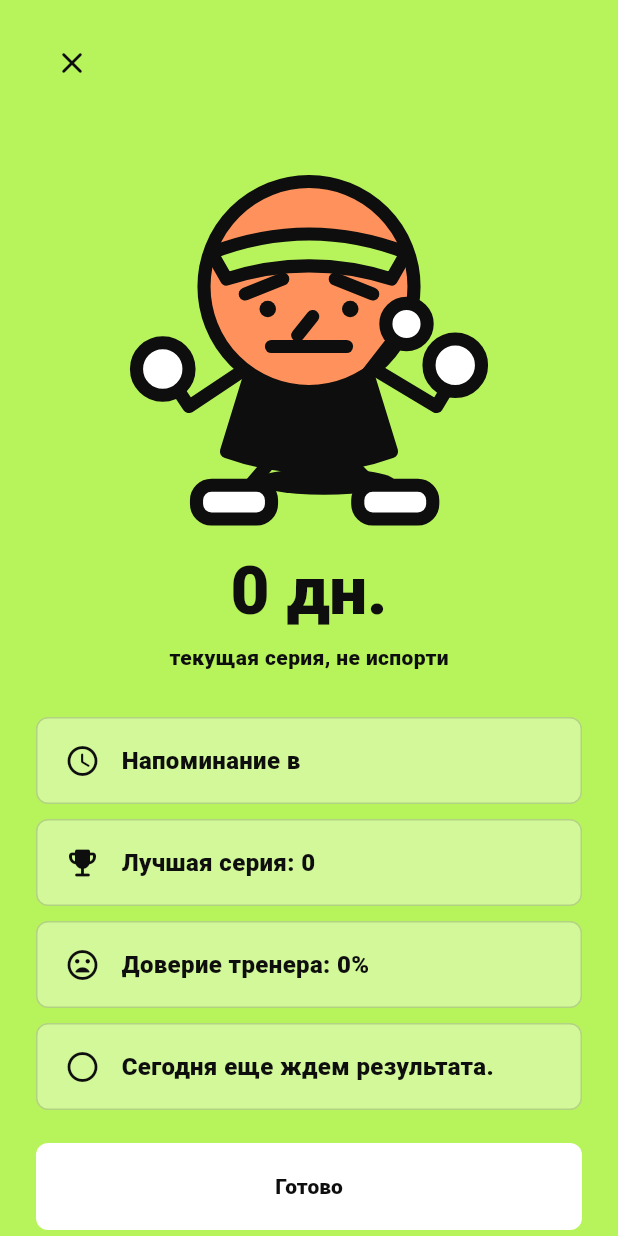
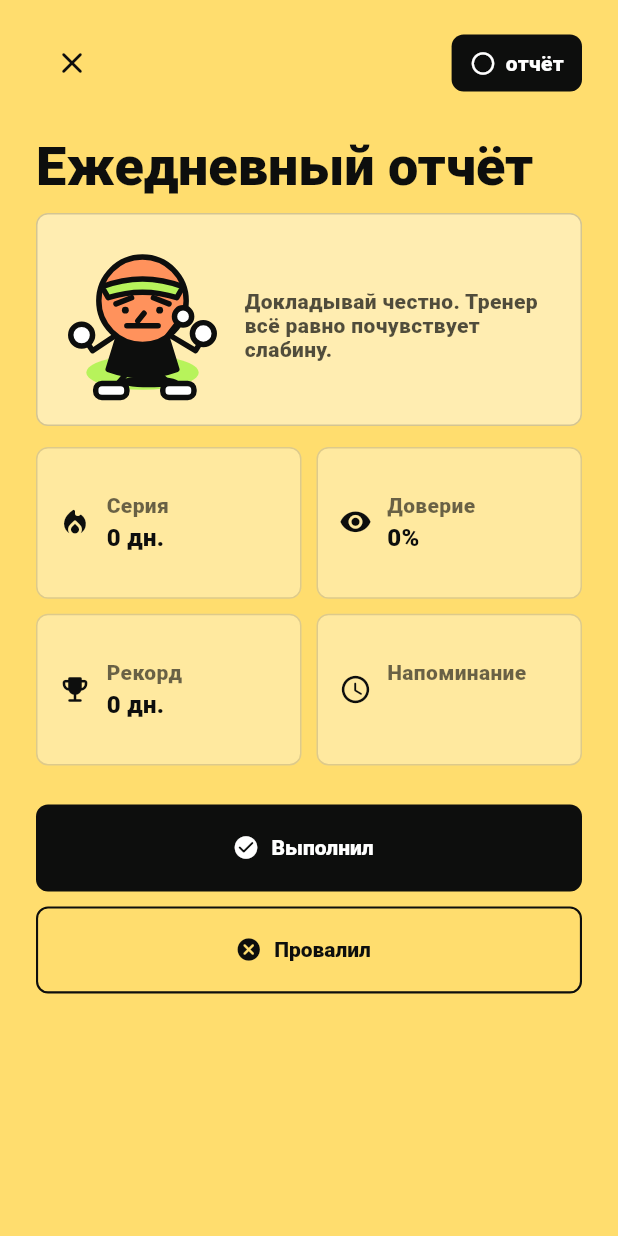
Before and after one commit to Kurdukov/AngryCoach, a Flutter app: the FocusScreen screen opened directly with empty values, on a phone screen of 412 x 824 dp. Run offline on Flutter 3.47's test engine with Material 3 defaults, Android fonts, the phone set to English and light mode, and no system bars; our stand-ins replace flutter_local_notifications, shared_preferences, timezone; accounts and stored records are empty.

Commit message:
Redesign daily check-in screen

```diff
--- a/lib/screens/focus_screen.dart
+++ b/lib/screens/focus_screen.dart
@@ -25,15 +25,18 @@ class FocusScreen extends StatelessWidget {
   @override
   Widget build(BuildContext context) {
     final locked = dailyResult.isDoneToday;
+    final statusColor = switch (dailyResult.status) {
+      DailyStatus.success => AppColors.lime,
+      DailyStatus.fail => AppColors.pink,
+      DailyStatus.pending => AppColors.yellow,
+    };
 
     return Scaffold(
-      backgroundColor: AppColors.lime,
+      backgroundColor: statusColor,
       body: SafeArea(
         child: LayoutBuilder(
           builder: (context, constraints) {
             final compact = constraints.maxHeight < 760;
-            final avatarSize = compact ? 190.0 : 250.0;
-            final sectionGap = compact ? 18.0 : 30.0;
 
             return SingleChildScrollView(
               padding: const EdgeInsets.fromLTRB(24, 18, 24, 24),
@@ -42,6 +45,7 @@ class FocusScreen extends StatelessWidget {
                   minHeight: constraints.maxHeight - 42,
                 ),
                 child: Column(
+                  crossAxisAlignment: CrossAxisAlignment.start,
                   children: [
                     Row(
                       children: [
@@ -50,99 +54,77 @@ class FocusScreen extends StatelessWidget {
                           icon: const Icon(Icons.close_rounded),
                           color: AppColors.ink,
                         ),
-                        Expanded(
-                          child: Text(
-                            habit.name,
-                            textAlign: TextAlign.center,
-                            maxLines: 1,
-                            overflow: TextOverflow.ellipsis,
-                            style: Theme.of(context).textTheme.titleLarge
-                                ?.copyWith(
+                        const Spacer(),
+                        _StatusBadge(status: dailyResult.status),
+                      ],
+                    ),
+                    SizedBox(height: compact ? 18 : 28),
+                    Text(
+                      locked ? _lockedTitle() : 'Ежедневный отчёт',
+                      style: Theme.of(context).textTheme.displaySmall?.copyWith(
                         color: AppColors.ink,
                         fontWeight: FontWeight.w900,
+                        height: 0.95,
                       ),
                     ),
-                        ),
-                        const SizedBox(width: 48),
-                      ],
-                    ),
-                    SizedBox(height: sectionGap),
-                    AngryAvatar(size: avatarSize),
-                    SizedBox(height: compact ? 16 : 22),
-                    Text(
-                      '${stats.currentStreak} дн.',
-                      style: Theme.of(context).textTheme.displayMedium
-                          ?.copyWith(
-                            color: AppColors.ink,
-                            fontWeight: FontWeight.w900,
-                          ),
-                    ),
-                    const SizedBox(height: 8),
-                    const Text(
-                      'текущая серия, не испорти',
-                      style: TextStyle(
-                        color: AppColors.ink,
-                        fontWeight: FontWeight.w800,
-                      ),
-                    ),
-                    SizedBox(height: sectionGap),
-                    _Tip(
-                      icon: Icons.schedule_rounded,
-                      text: 'Напоминание в ${habit.notificationTime}',
+                    const SizedBox(height: 14),
+                    _CoachPanel(
+                      habitName: habit.name,
+                      message: _coachText(),
                       compact: compact,
                     ),
-                    const SizedBox(height: 10),
-                    _Tip(
-                      icon: Icons.emoji_events_rounded,
-                      text: 'Лучшая серия: ${stats.bestStreak}',
-                      compact: compact,
+                    const SizedBox(height: 14),
+                    _ContextGrid(
+                      reminderTime: habit.notificationTime,
+                      currentStreak: stats.currentStreak,
+                      trustLevel: stats.trustLevel,
+                      bestStreak: stats.bestStreak,
                     ),
-                    const SizedBox(height: 10),
-                    _Tip(
-                      icon: Icons.mood_bad_rounded,
-                      text: 'Доверие тренера: ${stats.trustLevel}%',
-                      compact: compact,
+                    SizedBox(height: compact ? 18 : 26),
+                    if (locked)
+                      FilledButton.icon(
+                        onPressed: () => Navigator.of(context).pop(),
+                        icon: const Icon(Icons.check_rounded),
+                        label: const Text('Понятно'),
+                        style: FilledButton.styleFrom(
+                          backgroundColor: AppColors.ink,
+                          foregroundColor: Colors.white,
                         ),
-                    const SizedBox(height: 10),
-                    _Tip(
-                      icon: _statusIcon(),
-                      text: _statusText(),
-                      compact: compact,
-                    ),
-                    SizedBox(height: compact ? 18 : 22),
-                    FilledButton(
-                      onPressed: locked
-                          ? null
-                          : () async {
+                      )
+                    else ...[
+                      FilledButton.icon(
+                        onPressed: () async {
                           await onComplete();
                           if (context.mounted) {
                             Navigator.of(context).pop();
                           }
                         },
+                        icon: const Icon(Icons.check_circle_rounded),
+                        label: const Text('Выполнил'),
                         style: FilledButton.styleFrom(
-                        backgroundColor: Colors.white,
-                        foregroundColor: AppColors.ink,
+                          backgroundColor: AppColors.ink,
+                          foregroundColor: Colors.white,
                         ),
-                      child: const Text('Готово'),
                       ),
                       const SizedBox(height: 10),
-                    TextButton(
-                      onPressed: locked
-                          ? null
-                          : () async {
+                      OutlinedButton.icon(
+                        onPressed: () async {
                           await onFail();
                           if (context.mounted) {
                             Navigator.of(context).pop();
                           }
                         },
-                      child: const Text(
-                        'Я провалился, тренер',
-                        style: TextStyle(
+                        icon: const Icon(Icons.cancel_rounded),
+                        label: const Text('Провалил'),
+                        style: OutlinedButton.styleFrom(
+                          foregroundColor: AppColors.ink,
+                          side: const BorderSide(
                             color: AppColors.ink,
-                          fontWeight: FontWeight.w900,
+                            width: 1.4,
                           ),
                         ),
                       ),
+                    ],
                   ],
                 ),
               ),
@@ -153,54 +135,123 @@ class FocusScreen extends StatelessWidget {
     );
   }
 
+  String _lockedTitle() {
+    return switch (dailyResult.status) {
+      DailyStatus.success => 'Зачёт принят',
+      DailyStatus.fail => 'Провал записан',
+      DailyStatus.pending => 'Ежедневный отчёт',
+    };
+  }
+
+  String _coachText() {
+    return switch (dailyResult.status) {
+      DailyStatus.success =>
+        'Сегодня выполнено. Тренер морщится, но факт есть.',
+      DailyStatus.fail => 'Сегодня провалено. Завтра будет новый раунд.',
+      DailyStatus.pending =>
+        'Докладывай честно. Тренер всё равно почувствует слабину.',
+    };
+  }
+}
+
+class _StatusBadge extends StatelessWidget {
+  const _StatusBadge({required this.status});
+
+  final DailyStatus status;
+
+  @override
+  Widget build(BuildContext context) {
+    return Container(
+      padding: const EdgeInsets.symmetric(horizontal: 12, vertical: 9),
+      decoration: BoxDecoration(
+        color: AppColors.ink,
+        borderRadius: BorderRadius.circular(8),
+      ),
+      child: Row(
+        mainAxisSize: MainAxisSize.min,
+        children: [
+          Icon(_statusIcon(), color: Colors.white, size: 18),
+          const SizedBox(width: 6),
+          Text(
+            _statusText(),
+            style: const TextStyle(
+              color: Colors.white,
+              fontWeight: FontWeight.w900,
+            ),
+          ),
+        ],
+      ),
+    );
+  }
+
   IconData _statusIcon() {
-    return switch (dailyResult.status) {
-      DailyStatus.success => Icons.check_circle_rounded,
-      DailyStatus.fail => Icons.cancel_rounded,
+    return switch (status) {
+      DailyStatus.success => Icons.check_rounded,
+      DailyStatus.fail => Icons.close_rounded,
       DailyStatus.pending => Icons.radio_button_unchecked_rounded,
     };
   }
 
   String _statusText() {
-    return switch (dailyResult.status) {
-      DailyStatus.success => 'Сегодня выполнено. Да, тренер тоже удивлен.',
-      DailyStatus.fail => 'Сегодня провалено. Завтра будет новый раунд.',
-      DailyStatus.pending => 'Сегодня еще ждем результата.',
+    return switch (status) {
+      DailyStatus.success => 'готово',
+      DailyStatus.fail => 'провал',
+      DailyStatus.pending => 'отчёт',
     };
   }
 }
 
-class _Tip extends StatelessWidget {
-  const _Tip({required this.icon, required this.text, required this.compact});
+class _CoachPanel extends StatelessWidget {
+  const _CoachPanel({
+    required this.habitName,
+    required this.message,
+    required this.compact,
+  });
 
-  final IconData icon;
-  final String text;
+  final String habitName;
+  final String message;
   final bool compact;
 
   @override
   Widget build(BuildContext context) {
     return Container(
-      padding: EdgeInsets.symmetric(
-        horizontal: 18,
-        vertical: compact ? 12 : 16,
-      ),
+      padding: const EdgeInsets.all(18),
       decoration: BoxDecoration(
-        color: Colors.white.withValues(alpha: 0.38),
+        color: Colors.white.withValues(alpha: 0.46),
         borderRadius: BorderRadius.circular(8),
-        border: Border.all(color: AppColors.ink.withValues(alpha: 0.16)),
+        border: Border.all(color: AppColors.ink.withValues(alpha: 0.18)),
       ),
       child: Row(
+        crossAxisAlignment: CrossAxisAlignment.start,
         children: [
-          Icon(icon, color: AppColors.ink),
-          const SizedBox(width: 14),
+          AngryAvatar(size: compact ? 86 : 104),
+          const SizedBox(width: 16),
           Expanded(
-            child: Text(
-              text,
-              style: const TextStyle(
+            child: Column(
+              crossAxisAlignment: CrossAxisAlignment.start,
+              children: [
+                Text(
+                  habitName,
+                  maxLines: 2,
+                  overflow: TextOverflow.ellipsis,
+                  style: Theme.of(context).textTheme.titleLarge?.copyWith(
                     color: AppColors.ink,
+                    fontWeight: FontWeight.w900,
+                    height: 1,
+                  ),
+                ),
+                const SizedBox(height: 10),
+                Text(
+                  message,
+                  maxLines: 4,
+                  overflow: TextOverflow.ellipsis,
+                  style: TextStyle(
+                    color: AppColors.ink.withValues(alpha: 0.72),
                     fontWeight: FontWeight.w800,
-                fontSize: 16,
+                    height: 1.16,
                   ),
+                ),
+              ],
             ),
           ),
         ],
@@ -208,3 +259,108 @@ class _Tip extends StatelessWidget {
     );
   }
 }
+
+class _ContextGrid extends StatelessWidget {
+  const _ContextGrid({
+    required this.reminderTime,
+    required this.currentStreak,
+    required this.trustLevel,
+    required this.bestStreak,
+  });
+
+  final String reminderTime;
+  final int currentStreak;
+  final int trustLevel;
+  final int bestStreak;
+
+  @override
+  Widget build(BuildContext context) {
+    return GridView.count(
+      crossAxisCount: 2,
+      crossAxisSpacing: 10,
+      mainAxisSpacing: 10,
+      shrinkWrap: true,
+      physics: const NeverScrollableScrollPhysics(),
+      childAspectRatio: 1.75,
+      children: [
+        _ContextTile(
+          icon: Icons.local_fire_department_rounded,
+          label: 'Серия',
+          value: '$currentStreak дн.',
+        ),
+        _ContextTile(
+          icon: Icons.visibility_rounded,
+          label: 'Доверие',
+          value: '$trustLevel%',
+        ),
+        _ContextTile(
+          icon: Icons.emoji_events_rounded,
+          label: 'Рекорд',
+          value: '$bestStreak дн.',
+        ),
+        _ContextTile(
+          icon: Icons.schedule_rounded,
+          label: 'Напоминание',
+          value: reminderTime,
+        ),
+      ],
+    );
+  }
+}
+
+class _ContextTile extends StatelessWidget {
+  const _ContextTile({
+    required this.icon,
+    required this.label,
+    required this.value,
+  });
+
+  final IconData icon;
+  final String label;
+  final String value;
+
+  @override
+  Widget build(BuildContext context) {
+    return Container(
+      padding: const EdgeInsets.all(14),
+      decoration: BoxDecoration(
+        color: Colors.white.withValues(alpha: 0.34),
+        borderRadius: BorderRadius.circular(8),
+        border: Border.all(color: AppColors.ink.withValues(alpha: 0.14)),
+      ),
+      child: Row(
+        children: [
+          Icon(icon, color: AppColors.ink, size: 22),
+          const SizedBox(width: 10),
+          Expanded(
+            child: Column(
+              crossAxisAlignment: CrossAxisAlignment.start,
+              mainAxisAlignment: MainAxisAlignment.center,
+              children: [
+                Text(
+                  label,
+                  maxLines: 1,
+                  overflow: TextOverflow.ellipsis,
+                  style: TextStyle(
+                    color: AppColors.ink.withValues(alpha: 0.62),
+                    fontWeight: FontWeight.w800,
+                  ),
+                ),
+                Text(
+                  value,
+                  maxLines: 1,
+                  overflow: TextOverflow.ellipsis,
+                  style: const TextStyle(
+                    color: AppColors.ink,
+                    fontWeight: FontWeight.w900,
+                    fontSize: 16,
+                  ),
+                ),
+              ],
+            ),
+          ),
+        ],
+      ),
+    );
+  }
+}
```
Lines whose indentation alone changed are shown as unchanged.
